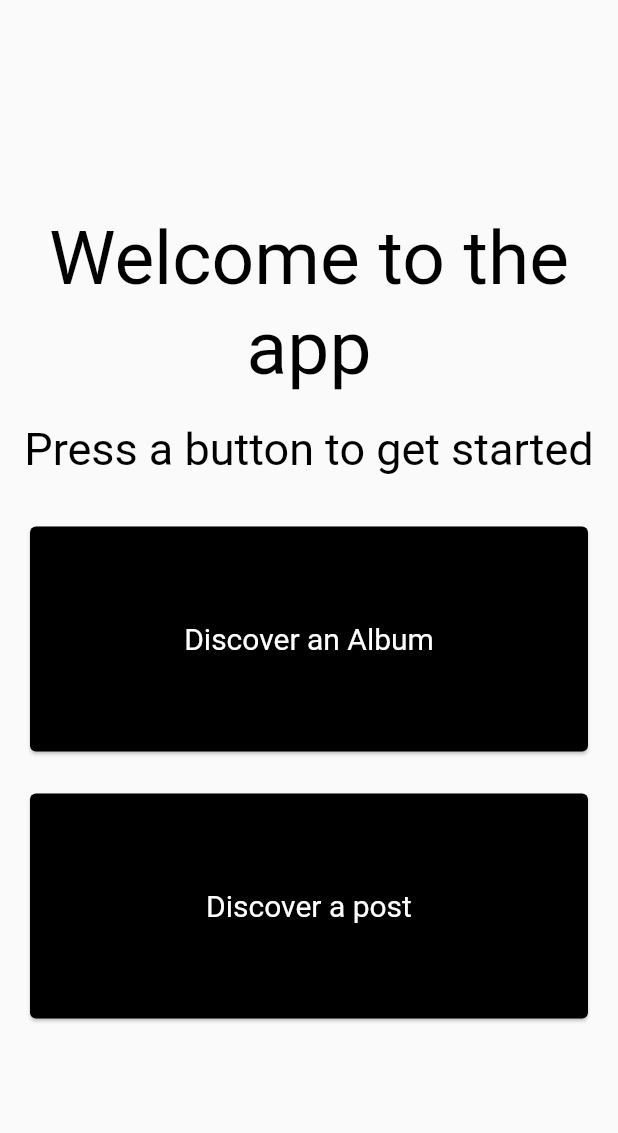
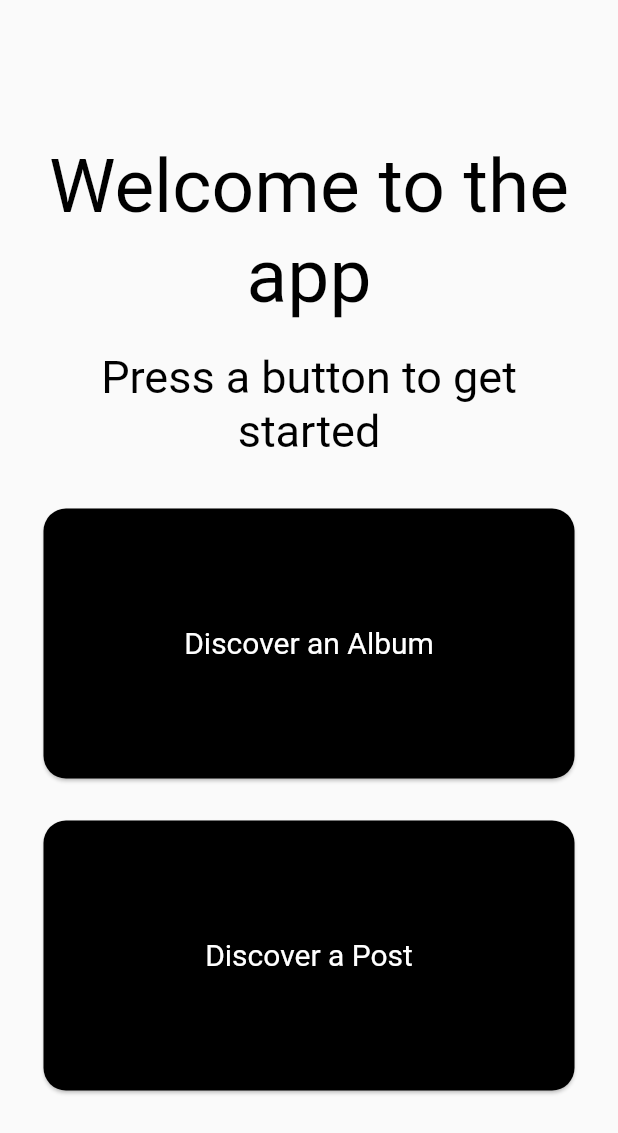
Before and after one commit to Vrinda89/Artists, a Flutter app: the screen it shows after launch, on a phone screen of 412 x 824 dp. Shown: the top 1133 px of the screen. Run offline on Flutter 3.47's test engine with Material 2 defaults, Android fonts, the phone set to English and light mode, and no system bars; Roboto replaces fonts that are missing (DroidSerif-Regular).

Commit message:
- minor UI corrections

```diff
--- a/lib/font_type.dart
+++ b/lib/font_type.dart
@@ -1,3 +1 @@
-enum FontType{
-  regular,bold,italic
-}
+enum FontType { regular, bold, italic }
--- a/lib/screens/card_view.dart
+++ b/lib/screens/card_view.dart
@@ -9,12 +9,15 @@ class CustomCardView extends StatelessWidget {
   @override
   Widget build(BuildContext context) {
     return Card(
+      shape: RoundedRectangleBorder(
+        borderRadius: BorderRadius.circular(15.0),
+      ),
       color: Colors.black,
       child: InkWell(
         splashColor: Colors.blue.withAlpha(30),
         onTap: () {},
         child: SizedBox(
-          height: 150.0,
+          height: 180.0,
           width: MediaQuery.of(context).size.width - 20,
           child: Padding(
               padding: const EdgeInsets.all(20.0),
@@ -29,21 +32,5 @@ class CustomCardView extends StatelessWidget {
         ),
       ),
     );
-    // return Card(
-    //   color: Colors.black,
-    //   child: SizedBox(
-    //     height: 100.0,
-    //     width: MediaQuery.of(context).size.width - 20,
-    //     child: Padding(
-    //         padding: const EdgeInsets.all(20.0),
-    //         child: Center(
-    //           child: TypeFacedText(
-    //             title: title,
-    //             color: Colors.white,
-    //             textAlign: TextAlign.center,
-    //           ),
-    //         )),
-    //   ),
-    // );
   }
 }
--- a/lib/screens/home_screen.dart
+++ b/lib/screens/home_screen.dart
@@ -18,7 +18,7 @@ class _HomeScreenState extends State<HomeScreen> {
   Widget build(BuildContext context) {
     return Scaffold(
       body: Padding(
-        padding: const EdgeInsets.all(16.0),
+        padding: const EdgeInsets.all(25.0),
         child: Column(
           mainAxisAlignment: MainAxisAlignment.center,
           crossAxisAlignment: CrossAxisAlignment.center,
@@ -38,7 +38,7 @@ class _HomeScreenState extends State<HomeScreen> {
             UiHelper.verticalSpaceLarge,
             CustomCardView(title: 'Discover an Album'),
             UiHelper.verticalSpaceMedium,
-            CustomCardView(title: 'Discover a post'),
+            CustomCardView(title: 'Discover a Post'),
           ],
         ),
       ),
--- a/lib/utils/ui/app_text_styles.dart
+++ b/lib/utils/ui/app_text_styles.dart
@@ -1,25 +1,24 @@
-import 'package:albums/resources/palette.dart';
 import 'package:flutter/material.dart';
 
 import '../../font_type.dart';
 
 class AppTextStyle {
-  static const String fontRegular = "DroidSerif-Regular";
-  static const String fontBold = "DroidSerif-Bold";
-  static const String fontItalic = "DroidSerif-Italic.ttf";
+  static const String _fontRegular = "DroidSerif-Regular";
+  static const String _fontBold = "DroidSerif-Bold";
+  static const String _fontItalic = "DroidSerif-Italic.ttf";
 
   static const textTitle = 20.0;
   static const textRegularTitle = 15.0;
 
   static String _getFont(FontType fontType) {
     if (fontType == FontType.regular) {
-      return fontRegular;
+      return _fontRegular;
     } else if (fontType == FontType.bold) {
-      return fontBold;
+      return _fontBold;
     } else if (fontType == FontType.bold) {
-      return fontItalic;
+      return _fontItalic;
     }
-    return fontRegular;
+    return _fontRegular;
   }
 
   static TextStyle getAppTextStyle(
--- a/lib/utils/ui/type_faced_text.dart
+++ b/lib/utils/ui/type_faced_text.dart
@@ -13,7 +13,7 @@ class TypeFacedText extends StatelessWidget {
 
   const TypeFacedText(
       {Key? key,
-      this.title = "demo",
+      this.title = "no text",
       this.color = Colors.black,
       this.isWithUnderline = false,
       this.fontType = FontType.regular,
--- a/lib/utils/ui/ui_helper.dart
+++ b/lib/utils/ui/ui_helper.dart
@@ -1,6 +1,6 @@
 import 'package:flutter/material.dart';
 
-class UiHelper{
+class UiHelper {
   static const Widget verticalSpaceMedium = SizedBox(height: 20.0);
   static const Widget verticalSpaceLarge = SizedBox(height: 30.0);
 }
```
Also changed, not shown: lib/main.dart (line endings or trailing spaces), lib/my_app.dart (line endings or trailing spaces).
